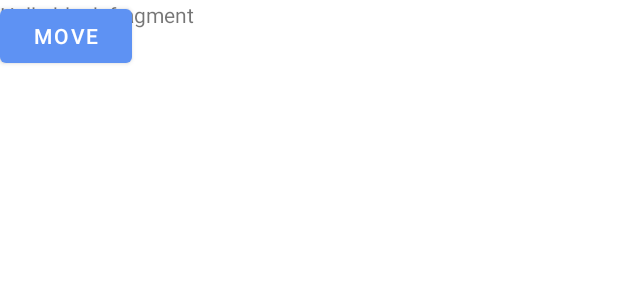
After one commit to blairMe/twitsMe, an Android app: the layout fragment_info_setting.xml on its own in the app's theme, with its tools: preview values and no code run, on a phone screen of 412 x 824 dp. The commit adds this screen. Shown: the top 300 px of the screen. Run offline under Robolectric (Android 15) with nearby library versions, the phone set to English and light mode, and no system bars.

Commit message:
simple twitter

```diff
--- a/app/src/main/AndroidManifest.xml
+++ b/app/src/main/AndroidManifest.xml
@@ -1,6 +1,8 @@
 <?xml version="1.0" encoding="utf-8"?>
 <manifest xmlns:android="http://schemas.android.com/apk/res/android"
     xmlns:tools="http://schemas.android.com/tools">
+
+    <uses-permission android:name="android.permission.INTERNET" />
 
     <application
         android:allowBackup="true"
--- /dev/null
+++ b/app/src/main/res/layout/fragment_info_setting.xml
@@ -0,0 +1,20 @@
+<FrameLayout xmlns:android="http://schemas.android.com/apk/res/android"
+    xmlns:tools="http://schemas.android.com/tools"
+    android:layout_width="match_parent"
+    android:layout_height="match_parent"
+    tools:context="com.example.twits.InfoSettingFragment">
+
+    <!-- TODO: Update blank fragment layout -->
+    <TextView
+        android:layout_width="match_parent"
+        android:layout_height="match_parent"
+        android:text="@string/hello_blank_fragment" />
+
+    <Button
+        android:id="@+id/i_navigate"
+        android:layout_width="wrap_content"
+        android:layout_height="wrap_content"
+        android:text="Move" />
+
+
+</FrameLayout>
--- a/app/src/main/res/layout/fragment_signin.xml
+++ b/app/src/main/res/layout/fragment_signin.xml
@@ -38,8 +38,10 @@
         android:layout_marginTop="35dp">
 
         <com.google.android.material.textfield.TextInputEditText
+            android:id="@+id/email_signin"
             android:layout_width="match_parent"
-            android:layout_height="wrap_content" />
+            android:layout_height="wrap_content"
+            />
 
     </com.google.android.material.textfield.TextInputLayout>
 
@@ -53,6 +55,7 @@
             android:layout_marginTop="20dp">
 
             <com.google.android.material.textfield.TextInputEditText
+                android:id="@+id/password_signin"
                 android:layout_width="match_parent"
                 android:layout_height="wrap_content"
                 android:inputType="textPassword"/>
@@ -60,6 +63,7 @@
         </com.google.android.material.textfield.TextInputLayout>
 
         <com.google.android.material.button.MaterialButton
+            android:id="@+id/btn_signin"
             android:layout_width="match_parent"
             android:layout_height="wrap_content"
             android:layout_marginStart="30dp"
--- a/app/src/main/res/values/strings.xml
+++ b/app/src/main/res/values/strings.xml
@@ -14,4 +14,6 @@
     <string name="signup_Value">Signup</string>
     <string name="member_text">Already a member?</string>
     <string name="signin_button">Signin</string>
+    <!-- TODO: Remove or change this placeholder text -->
+    <string name="hello_blank_fragment">Hello blank fragment</string>
 </resources>
```
Also changed, not shown: app/build.gradle (+5 -2 lines), app/src/main/java/com/example/twits/InfoSettingFragment.kt (added, +39 -0 lines), app/src/main/java/com/example/twits/SigninFragment.kt (+33 -3 lines), app/src/main/java/com/example/twits/SignupFragment.kt (+51 -11 lines), app/src/main/res/navigation/signin_navigation.xml (+9 -0 lines).
